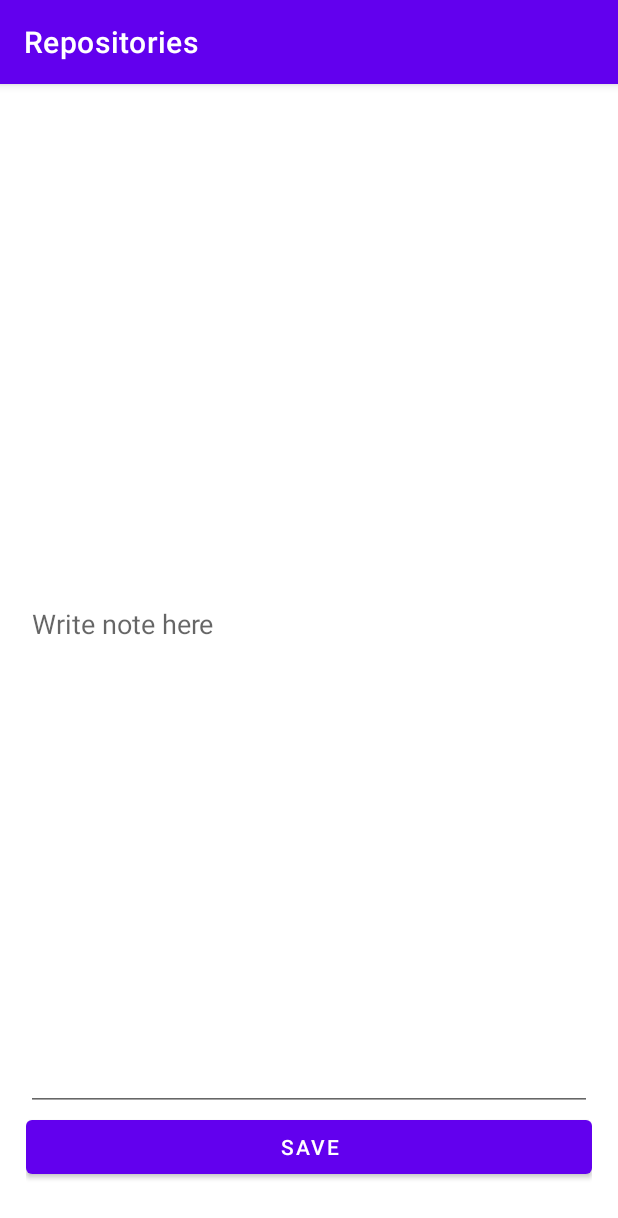
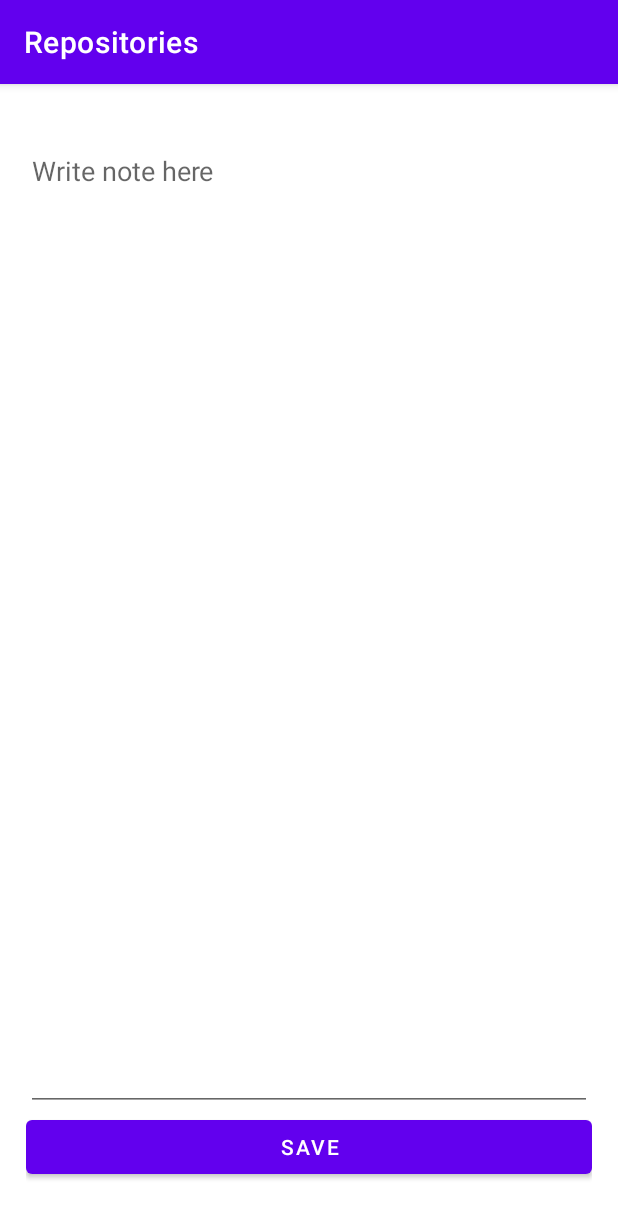
Before and after one commit to shahsamir97/TherapTask, an Android app: the fragment AddNoteFragment placed in its activity, on a phone screen of 412 x 824 dp. Shown: the top 1218 px of the screen. Run offline under Robolectric (Android 15) with nearby library versions, the phone set to English and light mode, and no system bars; our stand-ins replace Room's generated code, navigation-ui; pictures from the network do not load; 2 statements that could not run were skipped.

Commit message:
addNote ui updated

```diff
--- a/app/src/main/res/layout/fragment_add_note.xml
+++ b/app/src/main/res/layout/fragment_add_note.xml
@@ -13,6 +13,7 @@
         android:layout_height="0dp"
         android:hint="@string/write_note_here"
         android:inputType="textMultiLine"
+        android:gravity="top"
         app:layout_constraintBottom_toTopOf="@+id/saveButton"
         app:layout_constraintEnd_toEndOf="parent"
         app:layout_constraintStart_toStartOf="parent"
```
